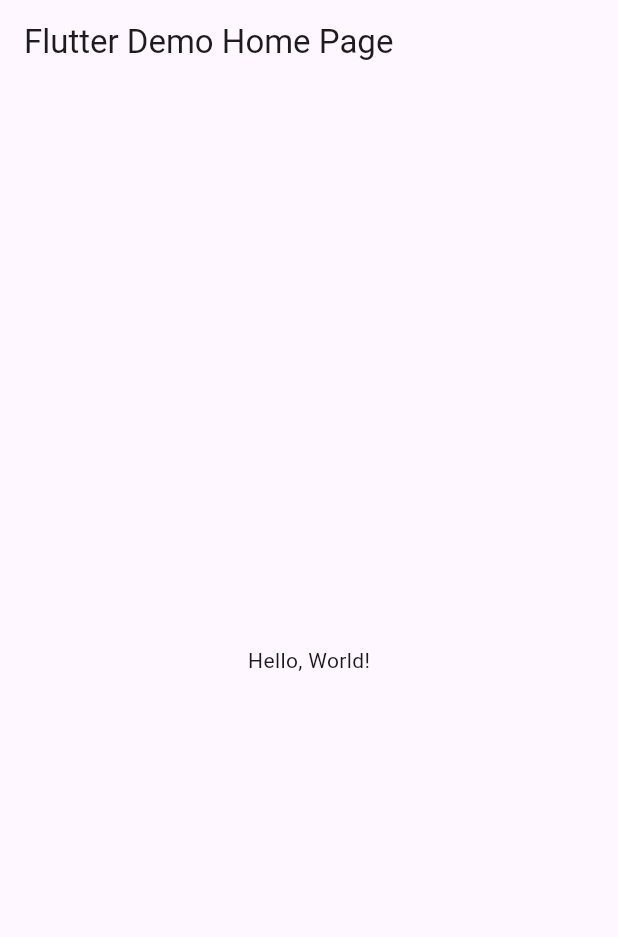
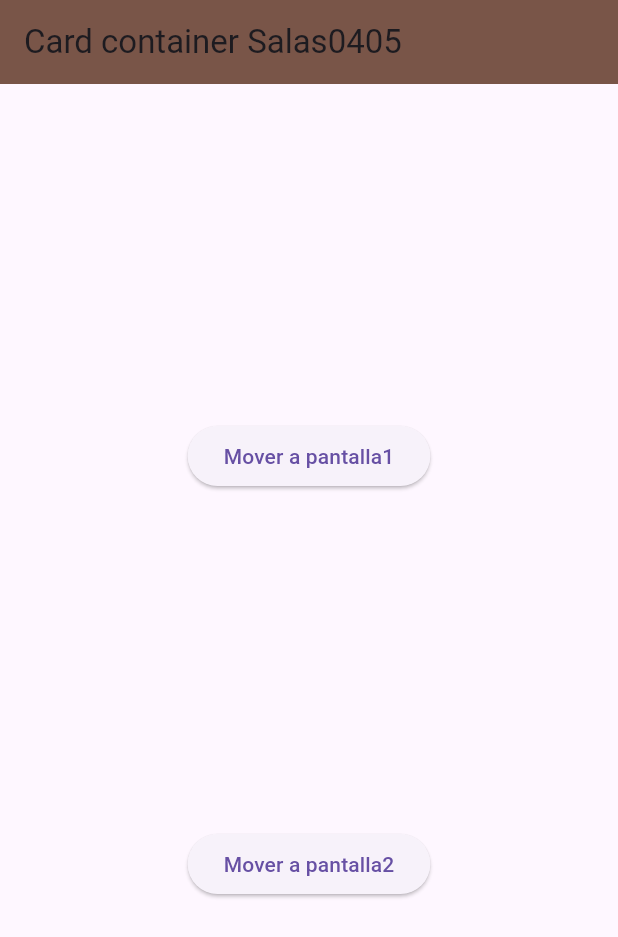
Before and after one commit to estrellapopo123/Act15_Salas, a Flutter app: the screen it shows after launch, on a phone screen of 412 x 824 dp. Shown: the top 937 px of the screen. Run offline on Flutter 3.47's test engine with Material 3 defaults, Android fonts, the phone set to English and light mode, and no system bars.

```diff
--- a/lib/main.dart
+++ b/lib/main.dart
@@ -1,43 +1,22 @@
 import 'package:flutter/material.dart';
+import 'package:salas/pantalla2_0405.dart';
+import 'package:salas/pantalla1_0405.dart';
+import 'package:salas/pantallainicial_0405.dart';
 
-void main() => runApp(MyApp());
+void main() => runApp(MiApp0405());
 
-class MyApp extends StatelessWidget {
-  const MyApp({super.key});
-  // This widget is the root of your application.
+class MiApp0405 extends StatelessWidget {
+  const MiApp0405({Key? key}) : super(key: key);
   @override
   Widget build(BuildContext context) {
     return MaterialApp(
-      // Application name
-      title: 'Flutter Hello World',
-      // Application theme data, you can set the colors for the application as
-      // you want
-      theme: ThemeData(
-        // useMaterial3: true,
-        primarySwatch: Colors.blue,
-      ),
-      // A widget which will be started on application startup
-      home: MyHomePage(title: 'Flutter Demo Home Page'),
+      debugShowCheckedModeBanner: false,
+      initialRoute: "/",
+      routes: {
+        "/": (context) => const PantallaInicial_0405(),
+        "/Pantalla1_0405": (context) => const Pantalla1_0405(),
+        "/Pantalla2_0405": (context) => const Pantalla2_0405(),
+      }, // fin rutas de paginas
     );
-  }
-}
-
-class MyHomePage extends StatelessWidget {
-  final String title;
-  const MyHomePage({super.key, required this.title});
-
-  @override
-  Widget build(BuildContext context) {
-    return Scaffold(
-      appBar: AppBar(
-        // The title text which will be shown on the action bar
-        title: Text(title),
-      ),
-      body: Center(
-        child: Text(
-          'Hello, World!',
-        ),
-      ),
-    );
-  }
-}
+  } // fin widget0405
+} // fin MiApp0405
--- /dev/null
+++ b/lib/pantalla1_0405.dart
@@ -0,0 +1,31 @@
+//Pantalla1_0405
+import 'package:flutter/material.dart';
+
+class Pantalla1_0405 extends StatelessWidget {
+  const Pantalla1_0405({Key? key}) : super(key: key);
+
+  @override
+  Widget build(BuildContext context) {
+    return Scaffold(
+      appBar: AppBar(
+        title: Text("Card p1 Salas0405"),
+        backgroundColor: Colors.pinkAccent,
+      ),
+      body: Center(
+        child: Card(
+          elevation: 10,
+          shape:
+              RoundedRectangleBorder(borderRadius: BorderRadius.circular(25)),
+          color: Colors.orangeAccent,
+          child: Padding(
+            padding: EdgeInsets.all(20),
+            child: Text(
+              "Estrella Salas",
+              style: TextStyle(fontSize: 30, color: Color(0xff1900ff)),
+            ),
+          ),
+        ),
+      ),
+    );
+  } //Fin widget
+} //Fin pantalla1
--- /dev/null
+++ b/lib/pantallainicial_0405.dart
@@ -0,0 +1,35 @@
+import 'package:flutter/material.dart';
+
+//PantallaInicial_0405
+class PantallaInicial_0405 extends StatelessWidget {
+  const PantallaInicial_0405({Key? key}) : super(key: key);
+
+  @override
+  Widget build(BuildContext context) {
+    return Scaffold(
+      appBar: AppBar(
+        title: Text("Card container Salas0405"),
+        backgroundColor: Colors.brown,
+      ),
+      body: Center(
+        child: Column(
+          mainAxisAlignment: MainAxisAlignment.spaceEvenly,
+          children: [
+            ElevatedButton(
+              onPressed: () {
+                Navigator.pushNamed(context, "/Pantalla1_0405");
+              },
+              child: Text("Mover a pantalla1"),
+            ),
+            ElevatedButton(
+              onPressed: () {
+                Navigator.pushNamed(context, "/Pantalla2_0405");
+              },
+              child: Text("Mover a pantalla2"),
+            ),
+          ], // niños
+        ),
+      ),
+    );
+  } // fin de widget
+} // fin pantalla inicial
```
Also changed, not shown: lib/pantalla2_0405.dart (added, +38 -0 lines).
